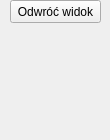
Qt form edycja_obrazow/okno_rgb.ui (hankav21/edytor_obrazow) before a commit.
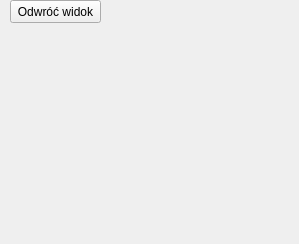
The same form after that commit.

What changed in the file:
```diff
--- a/edycja_obrazow/okno_rgb.ui
+++ b/edycja_obrazow/okno_rgb.ui
@@ -6,8 +6,8 @@
    <rect>
     <x>0</x>
     <y>0</y>
-    <width>110</width>
-    <height>140</height>
+    <width>299</width>
+    <height>244</height>
    </rect>
   </property>
   <property name="minimumSize">
```
